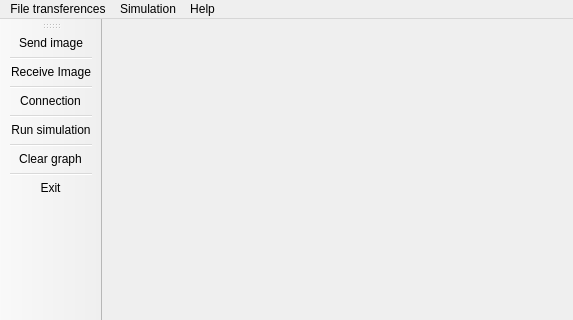
Qt form mainwindow.ui (feichay10/Cliente-Proyecto-Final-SOA) before a commit; both pictures show x 0 to 573 and y 0 to 320 of the 1505 by 625 pixel window.
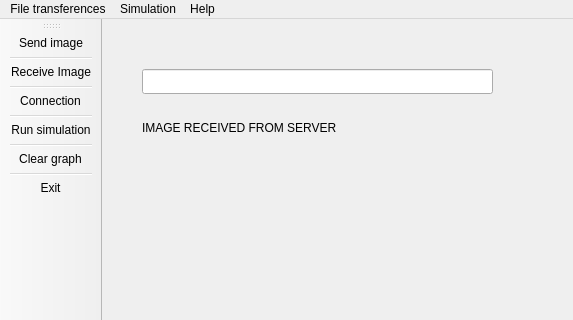
The same form after that commit. Icons and pictures are not drawn.

Commit message: Client can send images to server

```diff
--- a/mainwindow.ui
+++ b/mainwindow.ui
@@ -458,7 +458,31 @@
   <property name="windowTitle">
    <string>MainWindow</string>
   </property>
-  <widget class="QWidget" name="centralwidget"/>
+  <widget class="QWidget" name="centralwidget">
+   <widget class="QLabel" name="label_image_received_from_server">
+    <property name="geometry">
+     <rect>
+      <x>40</x>
+      <y>100</y>
+      <width>231</width>
+      <height>17</height>
+     </rect>
+    </property>
+    <property name="text">
+     <string>IMAGE RECEIVED FROM SERVER</string>
+    </property>
+   </widget>
+   <widget class="QLineEdit" name="lineEdit">
+    <property name="geometry">
+     <rect>
+      <x>40</x>
+      <y>50</y>
+      <width>351</width>
+      <height>25</height>
+     </rect>
+    </property>
+   </widget>
+  </widget>
   <widget class="QMenuBar" name="menubar">
    <property name="geometry">
     <rect>
```
The commit also changes 3 other files.
